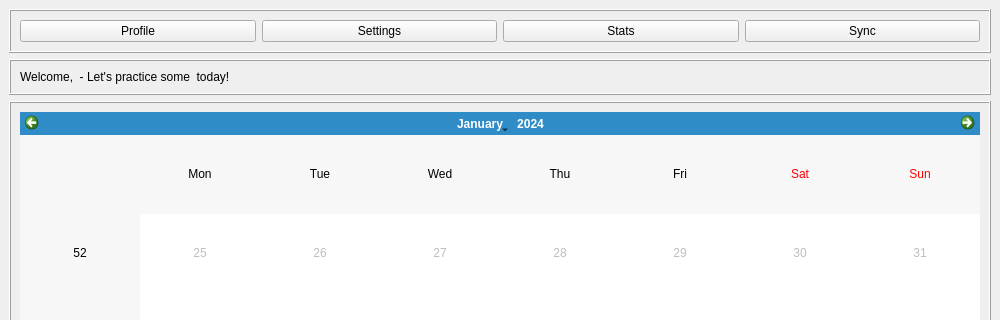
Old version of the form qtdesigner/home_design.ui in the repository Webtamu/shumi; both pictures show x 0 to 1000 and y 0 to 320 of the 1000 by 799 pixel window.
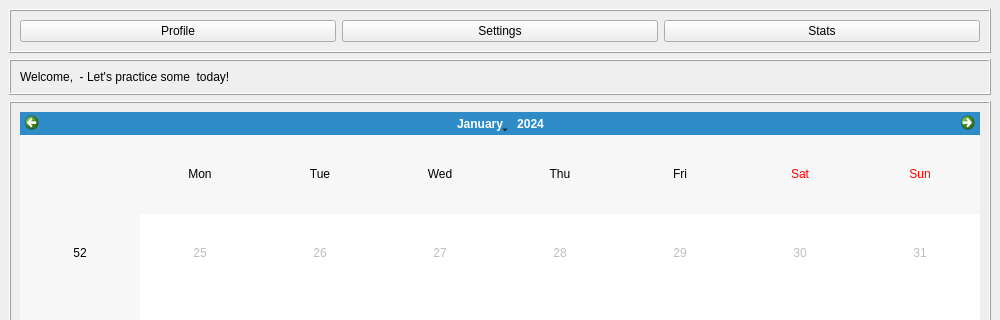
New version of the form. Icons and pictures are not drawn.

What changed in the file:
```diff
--- a/qtdesigner/home_design.ui
+++ b/qtdesigner/home_design.ui
@@ -67,13 +67,6 @@
          </property>
         </widget>
        </item>
-       <item>
-        <widget class="QPushButton" name="btnSync">
-         <property name="text">
-          <string>Sync</string>
-         </property>
-        </widget>
-       </item>
       </layout>
      </widget>
     </item>
```
